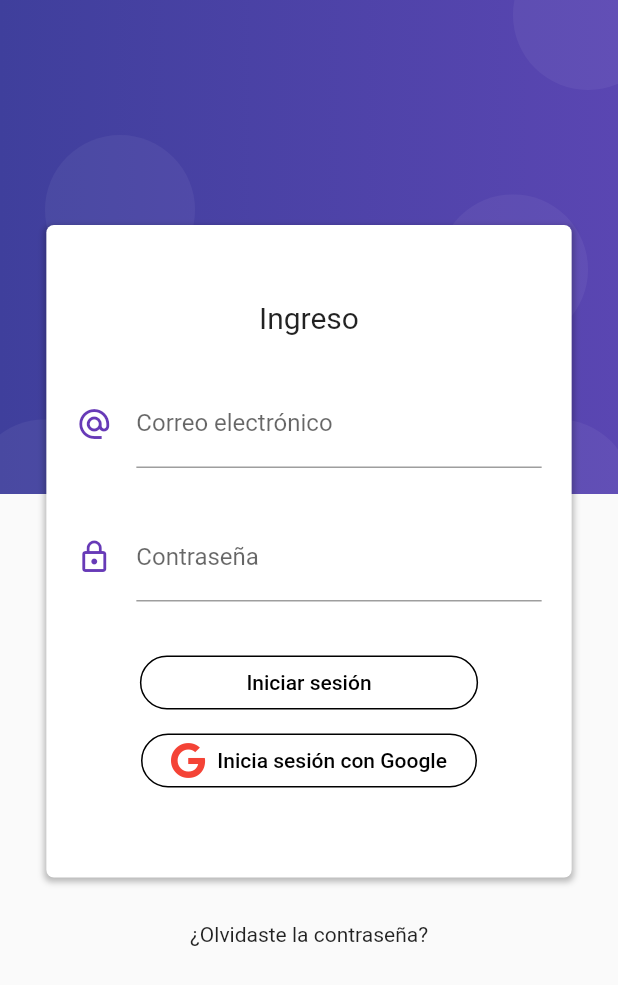
After one commit to qrvello/splitex, a Flutter app: the SignUpWidget screen opened directly, after a tap on "Inicia sesión con Google", on a phone screen of 412 x 824 dp. The commit adds this screen. Shown: the top 985 px of the screen. Run offline on Flutter 3.47's test engine with Material 2 defaults, Android fonts, the phone set to English and light mode, and no system bars; our stand-ins replace firebase_auth, firebase_core, font_awesome_flutter, google_sign_in; accounts and stored records are empty.

Commit message:
inicio de sesion con google configurado, pagina de inicio de sesion agregada

```diff
--- a/lib/pages/home_page.dart
+++ b/lib/pages/home_page.dart
@@ -1,4 +1,5 @@
 import 'package:flutter/material.dart';
+import 'package:gastos_grupales/pages/create_group_page.dart';
 import 'package:gastos_grupales/widgets/side_menu.dart';
 
 class HomePage extends StatelessWidget {
@@ -8,7 +9,10 @@ class HomePage extends StatelessWidget {
       appBar: AppBar(),
       drawer: SideMenu(),
       floatingActionButton: new FloatingActionButton(
-        onPressed: null,
+        onPressed: () => Navigator.push(
+          context,
+          MaterialPageRoute(builder: (context) => CreateGroupPage()),
+        ),
         child: Icon(Icons.add),
       ),
     );
--- /dev/null
+++ b/lib/provider/google_sign_in.dart
@@ -0,0 +1,44 @@
+import 'package:firebase_auth/firebase_auth.dart';
+import 'package:flutter/material.dart';
+import 'package:google_sign_in/google_sign_in.dart';
+
+class GoogleSignInProvider extends ChangeNotifier {
+  final googleSignIn = GoogleSignIn();
+  bool _isSigninIn;
+
+  GoogleSignInProvider() {
+    _isSigninIn = false;
+  }
+
+  bool get isSigninIn => _isSigninIn;
+
+  set isSigninIn(bool isSigninIn) {
+    _isSigninIn = isSigninIn;
+    notifyListeners();
+  }
+
+  Future login() async {
+    isSigninIn = true;
+    final user = await googleSignIn.signIn();
+    if (user == null) {
+      isSigninIn = false;
+      return;
+    } else {
+      final googleAuth = await user.authentication;
+
+      final credential = GoogleAuthProvider.credential(
+        accessToken: googleAuth.accessToken,
+        idToken: googleAuth.idToken,
+      );
+
+      await FirebaseAuth.instance.signInWithCredential(credential);
+
+      isSigninIn = false;
+    }
+  }
+
+  void logout() async {
+    await googleSignIn.disconnect();
+    FirebaseAuth.instance.signOut();
+  }
+}
--- /dev/null
+++ b/lib/widgets/google_sign_up_button_widget.dart
@@ -0,0 +1,24 @@
+import 'package:flutter/material.dart';
+import 'package:font_awesome_flutter/font_awesome_flutter.dart';
+import 'package:gastos_grupales/provider/google_sign_in.dart';
+import 'package:provider/provider.dart';
+
+class GoogleSignUpButtonWidget extends StatelessWidget {
+  @override
+  Widget build(BuildContext context) => Container(
+        padding: EdgeInsets.all(4),
+        child: OutlineButton.icon(
+          onPressed: () {
+            final provider =
+                Provider.of<GoogleSignInProvider>(context, listen: false);
+            provider.login();
+          },
+          icon: FaIcon(FontAwesomeIcons.google, color: Colors.red),
+          label: Text('Inicia sesión con Google'),
+          shape: StadiumBorder(),
+          borderSide: BorderSide(color: Colors.black),
+          padding: EdgeInsets.symmetric(horizontal: 20),
+          textColor: Colors.black,
+        ),
+      );
+}
--- /dev/null
+++ b/lib/widgets/sign_up_widget.dart
@@ -0,0 +1,140 @@
+import 'package:flutter/material.dart';
+
+import 'google_sign_up_button_widget.dart';
+
+class SignUpWidget extends StatelessWidget {
+  @override
+  Widget build(BuildContext context) {
+    final size = MediaQuery.of(context).size;
+    return Scaffold(
+      body: Stack(
+        children: <Widget>[
+          _crearFondo(size),
+          _loginForm(size),
+        ],
+      ),
+    );
+  }
+
+  Widget _loginForm(size) {
+    return SingleChildScrollView(
+      child: Column(
+        children: [
+          SafeArea(
+            child: Container(
+              height: 120.0,
+            ),
+          ),
+          Container(
+            width: size.width * 0.85,
+            margin: EdgeInsets.symmetric(vertical: 30.0),
+            padding: EdgeInsets.symmetric(vertical: 50.0),
+            decoration: BoxDecoration(
+              color: Colors.white,
+              borderRadius: BorderRadius.circular(5.0),
+              boxShadow: <BoxShadow>[
+                BoxShadow(
+                  color: Colors.black26,
+                  blurRadius: 3.0,
+                  offset: Offset(0.0, 2.0),
+                  spreadRadius: 1.0,
+                ),
+              ],
+            ),
+            child: Column(
+              children: <Widget>[
+                Text(
+                  'Ingreso',
+                  style: TextStyle(fontSize: 20.0),
+                ),
+                SizedBox(height: 30.0),
+                _crearEmail(),
+                SizedBox(height: 30.0),
+                _crearPassword(),
+                SizedBox(height: 30.0),
+                _crearBoton(),
+                GoogleSignUpButtonWidget(),
+              ],
+            ),
+          ),
+          Text('¿Olvidaste la contraseña?'),
+          SizedBox(height: 100.0),
+        ],
+      ),
+    );
+  }
+
+  Widget _crearFondo(size) {
+    final fondoMorado = Container(
+      height: size.height * 0.4,
+      width: double.infinity,
+      decoration: BoxDecoration(
+        gradient: LinearGradient(
+          colors: <Color>[
+            Color.fromRGBO(63, 63, 156, 1.0),
+            Color.fromRGBO(90, 70, 178, 1.0),
+          ],
+        ),
+      ),
+    );
+
+    final circulo = Container(
+      width: 100.0,
+      height: 100.0,
+      decoration: BoxDecoration(
+        borderRadius: BorderRadius.circular(100.0),
+        color: Color.fromRGBO(255, 255, 255, 0.05),
+      ),
+    );
+    return Stack(
+      children: [
+        fondoMorado,
+        Positioned(top: 90.0, left: 30.0, child: circulo),
+        Positioned(top: -40.0, right: -30.0, child: circulo),
+        Positioned(bottom: -50.0, right: -10.0, child: circulo),
+        Positioned(bottom: 100.0, right: 20.0, child: circulo),
+        Positioned(bottom: -50.0, left: -20.0, child: circulo),
+      ],
+    );
+  }
+
+  Widget _crearEmail() {
+    return Container(
+      padding: EdgeInsets.symmetric(horizontal: 20.0),
+      child: TextField(
+        keyboardType: TextInputType.emailAddress,
+        decoration: InputDecoration(
+          icon: Icon(Icons.alternate_email, color: Colors.deepPurple),
+          hintText: 'ejemplo@correo.com',
+          labelText: 'Correo electrónico',
+        ),
+      ),
+    );
+  }
+
+  Widget _crearPassword() {
+    return Container(
+      padding: EdgeInsets.symmetric(horizontal: 20.0),
+      child: TextField(
+        obscureText: true,
+        decoration: InputDecoration(
+          icon: Icon(Icons.lock_outline, color: Colors.deepPurple),
+          labelText: 'Contraseña',
+        ),
+      ),
+    );
+  }
+
+  Widget _crearBoton() {
+    return OutlineButton(
+      onPressed: () {},
+      child: Container(
+        child: Text('Iniciar sesión'),
+        padding: EdgeInsets.symmetric(horizontal: 55),
+      ),
+      shape: StadiumBorder(),
+      borderSide: BorderSide(color: Colors.black),
+      textColor: Colors.black,
+    );
+  }
+}
```
Also changed, not shown: lib/main.dart (+6 -3 lines), lib/pages/create_group_page.dart (added, +67 -0 lines), lib/pages/profile_page.dart (+23 -2 lines), lib/widgets/drawer_header_widget.dart (added, +31 -0 lines), lib/widgets/logged_in_widget.dart (added, +45 -0 lines), lib/widgets/side_menu.dart (+21 -19 lines), pubspec.yaml (+7 -0 lines), pubspec.lock, 4 other files.
